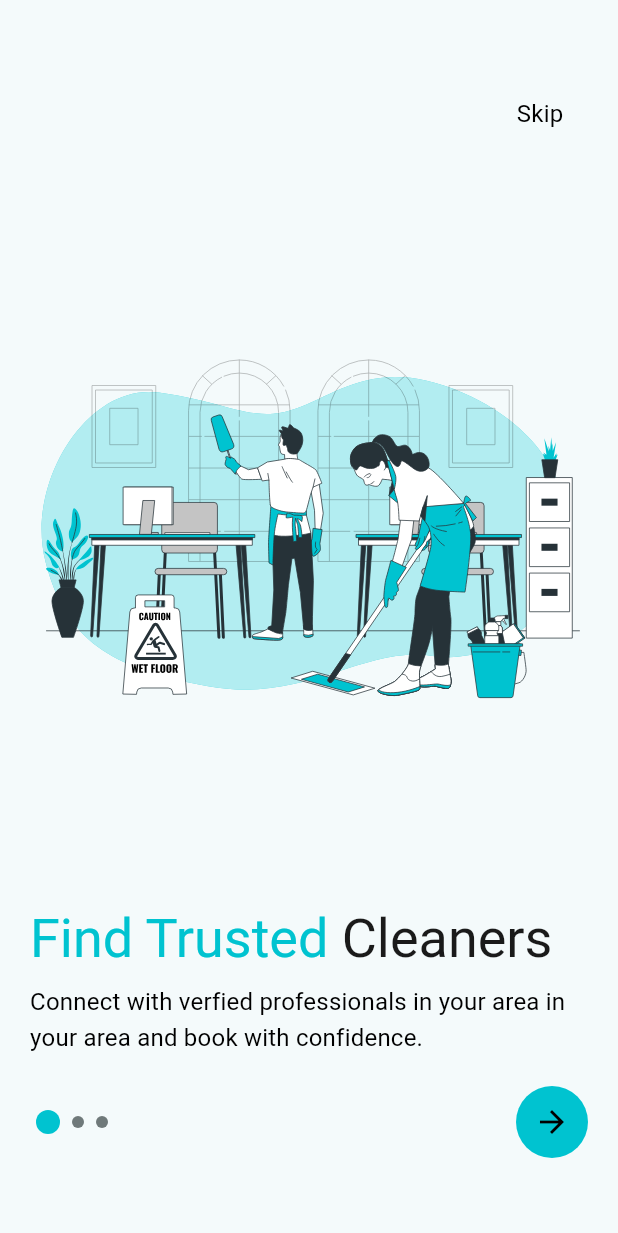
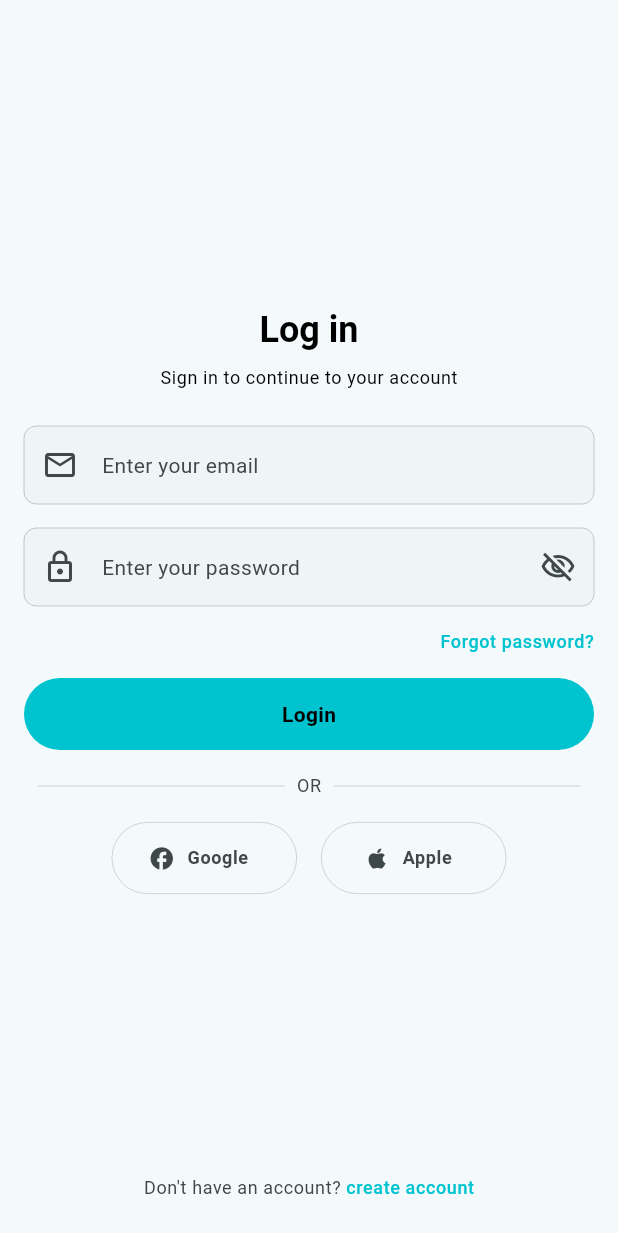
Before and after one commit to MillieNakiganda/breezy_app, a Flutter app: the screen it shows after launch, on a phone screen of 412 x 824 dp. Shown: the top 1233 px of the screen. Run offline on Flutter 3.47's test engine with Material 3 defaults, Android fonts, the phone set to English and light mode, and no system bars; our stand-ins replace firebase_core, flex_color_scheme, flutter_svg, go_router, responsive_sizer; accounts and stored records are empty; Roboto replaces fonts that are missing (Sans).

Commit message:
BR-016 create login screen

```diff
--- /dev/null
+++ b/breezy/lib/client/shared/presentation/login_view.dart
@@ -0,0 +1,167 @@
+import 'package:flutter/material.dart';
+import 'package:responsive_sizer/responsive_sizer.dart';
+
+import '../../../core/common_widgets/common_components/app_button_icon_widget.dart';
+import '../../../core/common_widgets/common_components/app_button_widget.dart';
+import '../../../core/common_widgets/common_components/app_text_field.dart';
+import '../../../core/utils/theme/theme_extensions.dart';
+
+class LoginView extends StatefulWidget {
+  const LoginView({super.key});
+
+  @override
+  State<LoginView> createState() => _LoginViewState();
+}
+
+class _LoginViewState extends State<LoginView> {
+  final TextEditingController emailController = TextEditingController();
+  final TextEditingController passwordController = TextEditingController();
+
+  @override
+  Widget build(BuildContext context) {
+    return Scaffold(
+      body: Padding(
+        padding: const EdgeInsets.all(16.0),
+        child: SafeArea(
+          child: Column(
+            children: [
+              const Spacer(),
+
+              Text(
+                'Log in',
+                style: context.textTheme.headlineSmall?.copyWith(
+                  fontWeight: FontWeight.bold,
+                ),
+              ),
+              const SizedBox(height: 8),
+              Text(
+                'Sign in to continue to your account',
+                style: context.textTheme.bodySmall,
+              ),
+              const SizedBox(height: 24),
+
+              AppTextField(
+                controller: emailController,
+                hintText: 'Enter your email',
+                prefixIcon: Icon(
+                  Icons.email_outlined,
+                  color: context.theme.colorScheme.onSurfaceVariant,
+                ),
+              ),
+              const SizedBox(height: 16),
+
+              AppTextField(
+                controller: passwordController,
+                hintText: 'Enter your password',
+                prefixIcon: Icon(
+                  Icons.lock_outlined,
+                  color: context.theme.colorScheme.onSurfaceVariant,
+                ),
+                suffixIcon: Icon(
+                  Icons.visibility_off_outlined,
+                  color: context.theme.colorScheme.onSurfaceVariant,
+                ),
+              ),
+              const SizedBox(height: 16),
+
+              Align(
+                alignment: Alignment.centerRight,
+                child: Text(
+                  'Forgot password?',
+                  style: context.textTheme.bodySmall?.copyWith(
+                    color: context.theme.colorScheme.primary,
+                    fontWeight: FontWeight.w500,
+                  ),
+                ),
+              ),
+              const SizedBox(height: 16),
+
+              AppButtonWidget(label: 'Login', onPressed: () {}),
+              const SizedBox(height: 16),
+
+              Row(
+                mainAxisAlignment: MainAxisAlignment.center,
+                children: [
+                  Container(
+                    height: 0.5,
+                    width: 40.w,
+                    color: context.theme.colorScheme.outlineVariant,
+                  ),
+                  const SizedBox(width: 8),
+                  Text(
+                    'OR',
+                    style: context.textTheme.bodySmall?.copyWith(
+                      color: context.theme.colorScheme.onSurfaceVariant,
+                    ),
+                  ),
+                  const SizedBox(width: 8),
+                  Container(
+                    height: 0.5,
+                    width: 40.w,
+                    color: context.theme.colorScheme.outlineVariant,
+                  ),
+                ],
+              ),
+              const SizedBox(height: 16),
+
+              Row(
+                mainAxisAlignment: MainAxisAlignment.center,
+                children: [
+                  AppIconButtonWidget(
+                    label: 'Google',
+                    icon: Icon(
+                      Icons.facebook,
+                      color: context.theme.colorScheme.onSurfaceVariant,
+                    ),
+                    onPressed: () {},
+                    backgroundColor: Colors.transparent,
+                    borderSideWidth: 0.5,
+                    borderSideColor: context.theme.colorScheme.outlineVariant,
+                    labelColor: context.theme.colorScheme.onSurfaceVariant,
+                    buttonWidth: 30.w,
+                  ),
+                  const SizedBox(width: 16),
+                  AppIconButtonWidget(
+                    label: 'Apple',
+                    icon: Icon(
+                      Icons.apple,
+                      color: context.theme.colorScheme.onSurfaceVariant,
+                    ),
+                    onPressed: () {},
+                    backgroundColor: Colors.transparent,
+                    borderSideWidth: 0.5,
+                    borderSideColor: context.theme.colorScheme.outlineVariant,
+                    labelColor: context.theme.colorScheme.onSurfaceVariant,
+                    buttonWidth: 30.w,
+                  ),
+                ],
+              ),
+
+              const Spacer(),
+
+              RichText(
+                text: TextSpan(
+                  text: 'Don\'t have an account? ',
+                  style: context.textTheme.bodySmall?.copyWith(
+                    color: context.theme.colorScheme.onSurfaceVariant,
+                  ),
+                  children: [
+                    TextSpan(
+                      text: 'create account',
+                      style: context.textTheme.bodySmall?.copyWith(
+                        color: context.theme.colorScheme.primary,
+                        fontWeight: FontWeight.w500,
+                      ),
+                    ),
+                  ],
+                ),
+              ),
+
+              const SizedBox(height: 8),
+            ],
+          ),
+        ),
+      ),
+    );
+  }
+}
--- /dev/null
+++ b/breezy/lib/core/common_widgets/common_components/app_button_icon_widget.dart
@@ -0,0 +1,51 @@
+import 'package:flutter/material.dart';
+
+import '../../utils/theme/theme_extensions.dart';
+
+class AppIconButtonWidget extends StatelessWidget {
+  const AppIconButtonWidget({
+    super.key,
+    required this.label,
+    this.onPressed,
+    this.backgroundColor,
+    this.borderSideWidth,
+    this.borderSideColor,
+    this.labelColor,
+    this.buttonWidth,
+    this.icon,
+  });
+
+  final String label;
+  final VoidCallback? onPressed;
+  final Color? backgroundColor;
+  final double? borderSideWidth;
+  final Color? borderSideColor;
+  final Color? labelColor;
+  final double? buttonWidth;
+  final Widget? icon;
+
+  @override
+  Widget build(BuildContext context) {
+    return ElevatedButton.icon(
+      iconAlignment: IconAlignment.start,
+      icon: icon,
+      onPressed: onPressed,
+      label: Text(
+        label,
+        style: context.textTheme.bodySmall?.copyWith(
+          color: labelColor ?? context.theme.colorScheme.onPrimary,
+          fontWeight: FontWeight.bold,
+        ),
+      ),
+      style: ElevatedButton.styleFrom(
+        elevation: 0,
+        backgroundColor: backgroundColor ?? context.theme.colorScheme.primary,
+        minimumSize: Size(buttonWidth ?? double.infinity, 48),
+        side: BorderSide(
+          color: borderSideColor ?? Colors.transparent,
+          width: borderSideWidth ?? 0,
+        ),
+      ),
+    );
+  }
+}
--- /dev/null
+++ b/breezy/lib/core/common_widgets/common_components/app_button_widget.dart
@@ -0,0 +1,47 @@
+import 'package:flutter/material.dart';
+
+import '../../utils/theme/theme_extensions.dart';
+
+class AppButtonWidget extends StatelessWidget {
+  const AppButtonWidget({
+    super.key,
+    required this.label,
+    this.onPressed,
+    this.backgroundColor,
+    this.borderSideWidth,
+    this.borderSideColor,
+    this.labelColor,
+    this.buttonWidth,
+  });
+
+  final String label;
+  final VoidCallback? onPressed;
+  final Color? backgroundColor;
+  final double? borderSideWidth;
+  final Color? borderSideColor;
+  final Color? labelColor;
+  final double? buttonWidth;
+
+  @override
+  Widget build(BuildContext context) {
+    return ElevatedButton(
+      onPressed: onPressed,
+      style: ElevatedButton.styleFrom(
+        elevation: 0,
+        backgroundColor: backgroundColor ?? context.theme.colorScheme.primary,
+        minimumSize: Size(buttonWidth ?? double.infinity, 48),
+        side: BorderSide(
+          color: borderSideColor ?? Colors.transparent,
+          width: borderSideWidth ?? 0,
+        ),
+      ),
+      child: Text(
+        label,
+        style: context.textTheme.bodyMedium?.copyWith(
+          color: labelColor ?? context.theme.colorScheme.onPrimary,
+          fontWeight: FontWeight.bold,
+        ),
+      ),
+    );
+  }
+}
--- /dev/null
+++ b/breezy/lib/core/common_widgets/common_components/app_text_field.dart
@@ -0,0 +1,61 @@
+import 'package:flutter/material.dart';
+
+import '../../utils/theme/theme_extensions.dart';
+
+class AppTextField extends StatelessWidget {
+  const AppTextField({
+    super.key,
+    this.hintText,
+    required this.controller,
+    this.suffixIcon,
+    this.prefixIcon,
+  });
+
+  final String? hintText;
+  final TextEditingController controller;
+  final Widget? suffixIcon;
+  final Widget? prefixIcon;
+
+  @override
+  Widget build(BuildContext context) {
+    return TextField(
+      controller: controller,
+      style: context.textTheme.bodyMedium?.copyWith(
+        color: context.theme.colorScheme.onSurface,
+      ),
+
+      decoration: InputDecoration(
+        floatingLabelBehavior: .never,
+        hintText: hintText,
+        hintStyle: context.textTheme.bodyMedium?.copyWith(
+          color: context.theme.colorScheme.onSurfaceVariant,
+        ),
+        labelStyle: context.textTheme.bodyMedium?.copyWith(
+          color: context.theme.colorScheme.onSurfaceVariant,
+        ),
+        filled: true,
+        fillColor: context.theme.colorScheme.surfaceContainerLow,
+        enabledBorder: OutlineInputBorder(
+          borderSide: BorderSide(
+            color: context.theme.colorScheme.outlineVariant,
+            width: 0,
+          ),
+          borderRadius: BorderRadius.circular(8),
+        ),
+        focusedBorder: OutlineInputBorder(
+          borderSide: BorderSide(
+            color: context.theme.colorScheme.primary,
+            width: 0,
+          ),
+          borderRadius: BorderRadius.circular(8),
+        ),
+        border: OutlineInputBorder(
+          borderSide: BorderSide(color: Colors.transparent, width: 0),
+          borderRadius: BorderRadius.circular(8),
+        ),
+        suffixIcon: suffixIcon,
+        prefixIcon: prefixIcon,
+      ),
+    );
+  }
+}
--- a/breezy/lib/core/utils/router/app_router.dart
+++ b/breezy/lib/core/utils/router/app_router.dart
@@ -10,5 +10,5 @@ final GoRouter router = GoRouter(
   debugLogDiagnostics: kDebugMode,
   navigatorKey: rootNavigatorKey,
   routes: $appRoutes,
-  initialLocation: '/',
+  initialLocation: '/login',
 );
--- a/breezy/lib/core/utils/router/route_names.dart
+++ b/breezy/lib/core/utils/router/route_names.dart
@@ -4,4 +4,5 @@ class AppRoutes {
   static const String bookings = '/bookings';
   static const String history = '/history';
   static const String profile = '/profile';
+  static const String loginView = '/login';
 }
--- a/breezy/lib/core/utils/router/routes.dart
+++ b/breezy/lib/core/utils/router/routes.dart
@@ -7,6 +7,7 @@ import 'package:go_router/go_router.dart';
 import '../../../client/shared/presentation/client_home_view.dart';
 import '../../../client/bookings/history.dart';
 import '../../../client/shared/presentation/components/client_navigation_bar_widget.dart';
+import '../../../client/shared/presentation/login_view.dart';
 import '../../common_widgets/onboarding/presentation/views/onboarding_view.dart';
 import 'route_names.dart';
 part 'routes.g.dart';
@@ -76,4 +77,12 @@ class BookingsRoute extends GoRouteData with $BookingsRoute {
   }
 }
 
+@TypedGoRoute<LoginRoute>(path: AppRoutes.loginView)
+class LoginRoute extends GoRouteData with $LoginRoute {
+  @override
+  Widget build(BuildContext context, GoRouterState state) {
+    return LoginView();
+  }
+}
+
 //childreen of the branch sells will have this static final GlobalKey<NavigatorState> $parentNavigatorKey = rootNavigatorKey;
--- a/breezy/lib/main.dart
+++ b/breezy/lib/main.dart
@@ -1,4 +1,5 @@
 import 'package:flutter/material.dart';
+import 'package:responsive_sizer/responsive_sizer.dart';
 
 import 'client/shared/presentation/components/client_navigation_bar_widget.dart';
 import 'core/utils/router/app_router.dart';
@@ -13,6 +14,13 @@ class MyApp extends StatelessWidget {
 
   @override
   Widget build(BuildContext context) {
-    return MaterialApp.router(theme: AppTheme.lightTheme, routerConfig: router);
+    return ResponsiveSizer(
+      builder: (context, orientation, screenType) {
+        return MaterialApp.router(
+          theme: AppTheme.lightTheme,
+          routerConfig: router,
+        );
+      },
+    );
   }
 }
--- a/breezy/pubspec.yaml
+++ b/breezy/pubspec.yaml
@@ -39,6 +39,7 @@ dependencies:
   flex_color_scheme: ^8.4.0
   go_router: ^17.2.3
   go_router_builder: ^4.3.0
+  responsive_sizer: ^3.3.1
 
 dev_dependencies:
   flutter_test:
```
Also changed, not shown: breezy/lib/core/utils/router/routes.g.dart, breezy/pubspec.lock.
